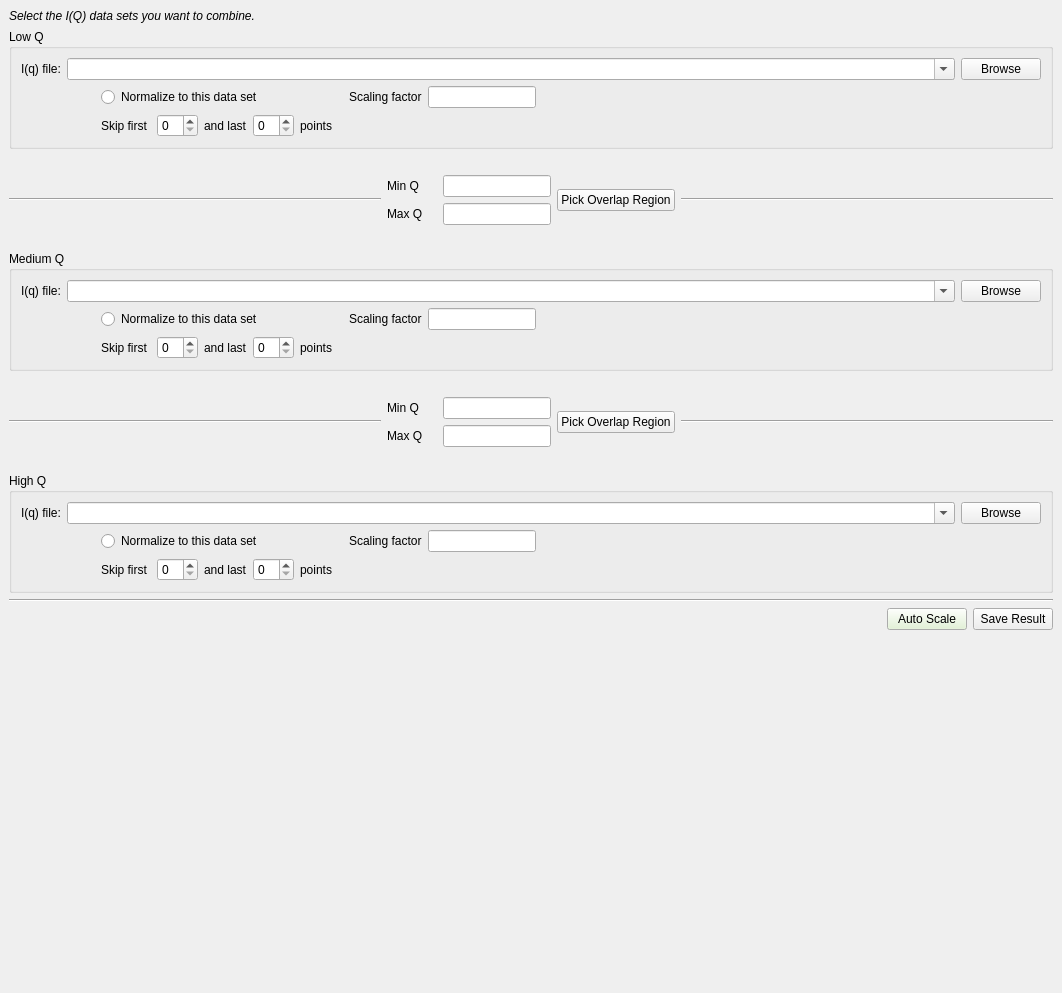
Qt form Code/Mantid/scripts/Interface/ui/stitcher.ui (mantidproject/mantid) before a commit.
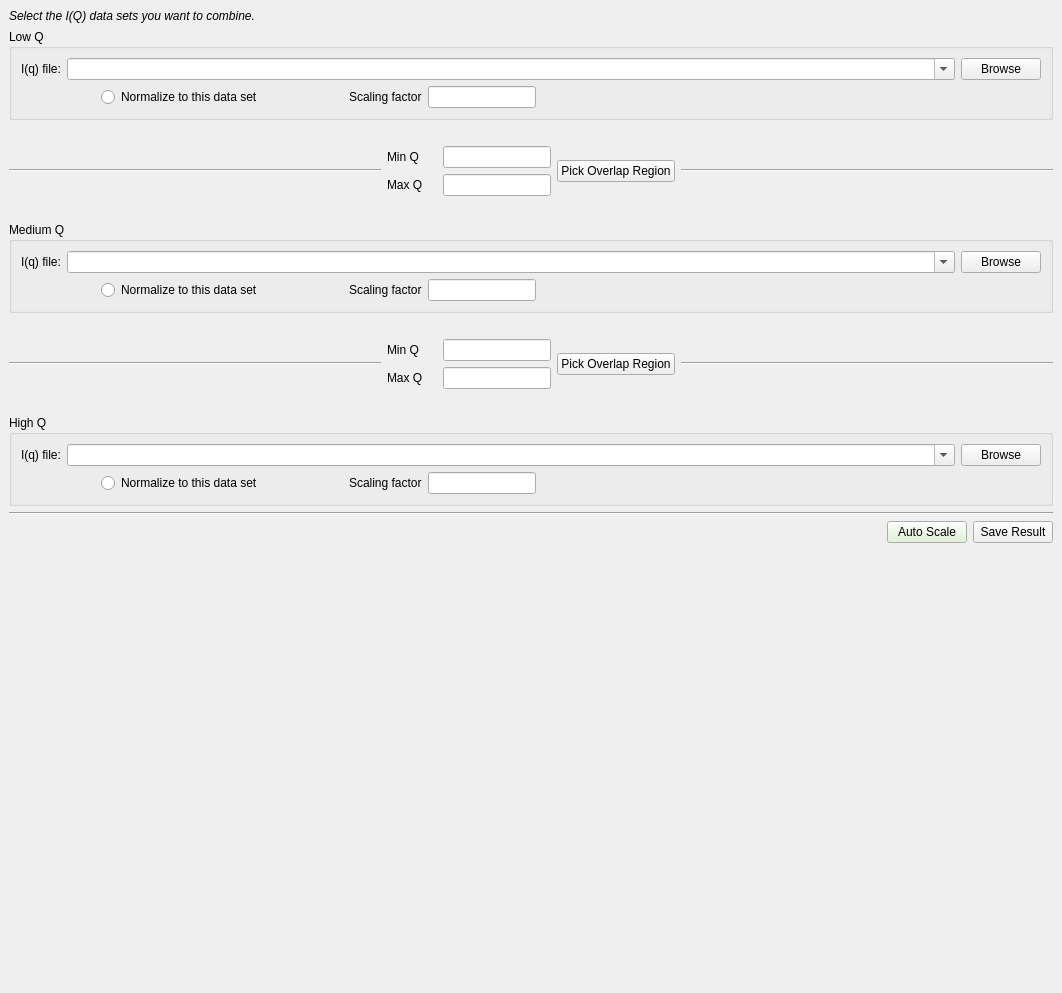
The same form after that commit.

Commit message: Re #5966 remove old spin widgets

Diff of the .ui file:
```diff
--- a/Code/Mantid/scripts/Interface/ui/stitcher.ui
+++ b/Code/Mantid/scripts/Interface/ui/stitcher.ui
@@ -184,66 +184,6 @@
             </item>
            </layout>
           </item>
-          <item>
-           <layout class="QHBoxLayout" name="horizontalLayout_12">
-            <item>
-             <spacer name="horizontalSpacer">
-              <property name="orientation">
-               <enum>Qt::Horizontal</enum>
-              </property>
-              <property name="sizeType">
-               <enum>QSizePolicy::Fixed</enum>
-              </property>
-              <property name="sizeHint" stdset="0">
-               <size>
-                <width>80</width>
-                <height>20</height>
-               </size>
-              </property>
-             </spacer>
-            </item>
-            <item>
-             <widget class="QLabel" name="label_8">
-              <property name="text">
-               <string>Skip first </string>
-              </property>
-             </widget>
-            </item>
-            <item>
-             <widget class="QSpinBox" name="low_first_spin"/>
-            </item>
-            <item>
-             <widget class="QLabel" name="label_9">
-              <property name="text">
-               <string>and last</string>
-              </property>
-             </widget>
-            </item>
-            <item>
-             <widget class="QSpinBox" name="low_last_spin"/>
-            </item>
-            <item>
-             <widget class="QLabel" name="label_14">
-              <property name="text">
-               <string>points</string>
-              </property>
-             </widget>
-            </item>
-            <item>
-             <spacer name="horizontalSpacer_5">
-              <property name="orientation">
-               <enum>Qt::Horizontal</enum>
-              </property>
-              <property name="sizeHint" stdset="0">
-               <size>
-                <width>40</width>
-                <height>20</height>
-               </size>
-              </property>
-             </spacer>
-            </item>
-           </layout>
-          </item>
          </layout>
         </widget>
        </item>
@@ -514,66 +454,6 @@
             </item>
            </layout>
           </item>
-          <item>
-           <layout class="QHBoxLayout" name="horizontalLayout_13">
-            <item>
-             <spacer name="horizontalSpacer_7">
-              <property name="orientation">
-               <enum>Qt::Horizontal</enum>
-              </property>
-              <property name="sizeType">
-               <enum>QSizePolicy::Fixed</enum>
-              </property>
-              <property name="sizeHint" stdset="0">
-               <size>
-                <width>80</width>
-                <height>20</height>
-               </size>
-              </property>
-             </spacer>
-            </item>
-            <item>
-             <widget class="QLabel" name="label_15">
-              <property name="text">
-               <string>Skip first </string>
-              </property>
-             </widget>
-            </item>
-            <item>
-             <widget class="QSpinBox" name="medium_first_spin"/>
-            </item>
-            <item>
-             <widget class="QLabel" name="label_16">
-              <property name="text">
-               <string>and last</string>
-              </property>
-             </widget>
-            </item>
-            <item>
-             <widget class="QSpinBox" name="medium_last_spin"/>
-            </item>
-            <item>
-             <widget class="QLabel" name="label_17">
-              <property name="text">
-               <string>points</string>
-              </property>
-             </widget>
-            </item>
-            <item>
-             <spacer name="horizontalSpacer_9">
-              <property name="orientation">
-               <enum>Qt::Horizontal</enum>
-              </property>
-              <property name="sizeHint" stdset="0">
-               <size>
-                <width>40</width>
-                <height>20</height>
-               </size>
-              </property>
-             </spacer>
-            </item>
-           </layout>
-          </item>
          </layout>
         </widget>
        </item>
@@ -841,66 +721,6 @@
             </item>
            </layout>
           </item>
-          <item>
-           <layout class="QHBoxLayout" name="horizontalLayout_14">
-            <item>
-             <spacer name="horizontalSpacer_15">
-              <property name="orientation">
-               <enum>Qt::Horizontal</enum>
-              </property>
-              <property name="sizeType">
-               <enum>QSizePolicy::Fixed</enum>
-              </property>
-              <property name="sizeHint" stdset="0">
-               <size>
-                <width>80</width>
-                <height>20</height>
-               </size>
-              </property>
-             </spacer>
-            </item>
-            <item>
-             <widget class="QLabel" name="label_18">
-              <property name="text">
-               <string>Skip first </string>
-              </property>
-             </widget>
-            </item>
-            <item>
-             <widget class="QSpinBox" name="high_first_spin"/>
-            </item>
-            <item>
-             <widget class="QLabel" name="label_19">
-              <property name="text">
-               <string>and last</string>
-              </property>
-             </widget>
-            </item>
-            <item>
-             <widget class="QSpinBox" name="high_last_spin"/>
-            </item>
-            <item>
-             <widget class="QLabel" name="label_20">
-              <property name="text">
-               <string>points</string>
-              </property>
-             </widget>
-            </item>
-            <item>
-             <spacer name="horizontalSpacer_16">
-              <property name="orientation">
-               <enum>Qt::Horizontal</enum>
-              </property>
-              <property name="sizeHint" stdset="0">
-               <size>
-                <width>40</width>
-                <height>20</height>
-               </size>
-              </property>
-             </spacer>
-            </item>
-           </layout>
-          </item>
          </layout>
         </widget>
        </item>
```
The commit also changes 2 other files.
